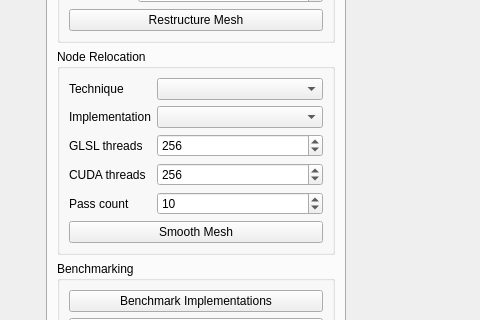
The window that UserInterface/MainWindow.ui (wibus/GpuMesh) describes before a commit, drawn with Qt 5; both pictures show x 204 to 684 and y 293 to 613 of the 800 by 857 pixel window.
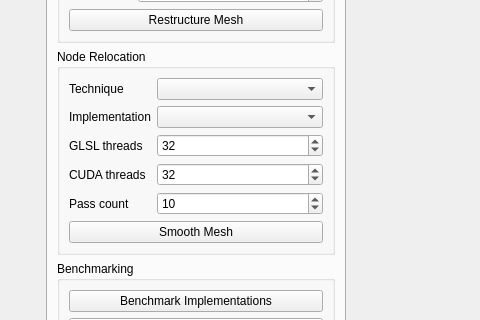
The same window after the commit. The open tabs and pages were chosen to show the change.

```diff
--- a/UserInterface/MainWindow.ui
+++ b/UserInterface/MainWindow.ui
@@ -622,7 +622,7 @@
               <number>1024</number>
              </property>
              <property name="value">
-              <number>256</number>
+              <number>32</number>
              </property>
             </widget>
            </item>
@@ -635,7 +635,7 @@
               <number>1024</number>
              </property>
              <property name="value">
-              <number>256</number>
+              <number>32</number>
              </property>
             </widget>
            </item>
```
Left out of the diff: 2 changed lines with no effect on the pictures.
